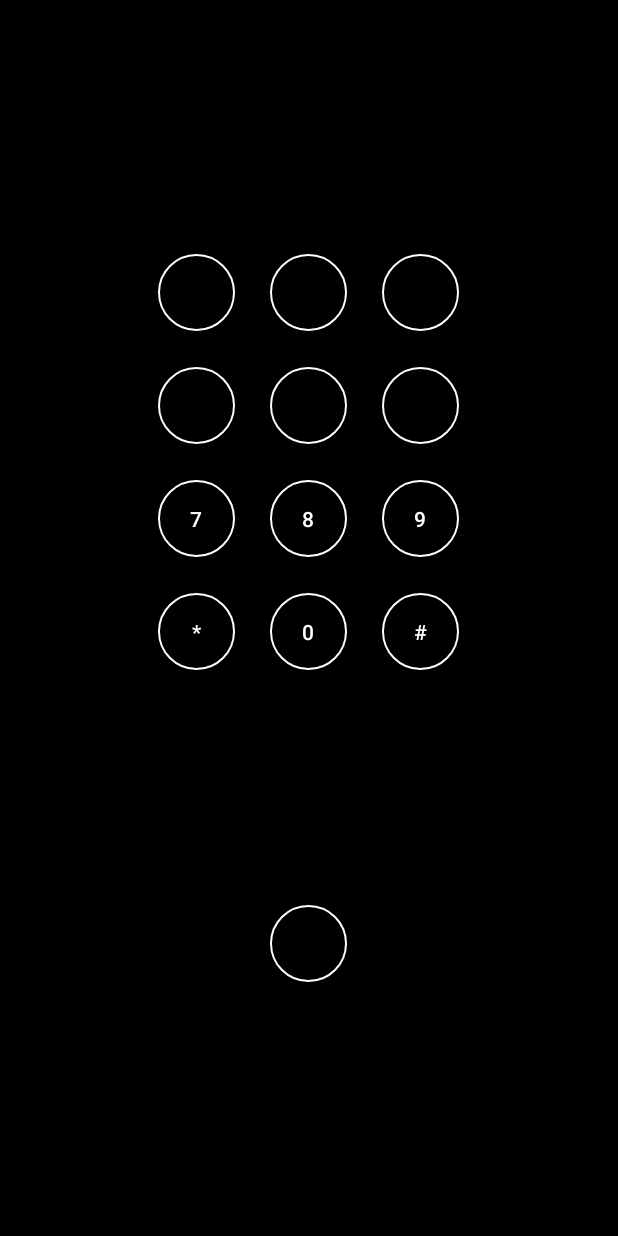
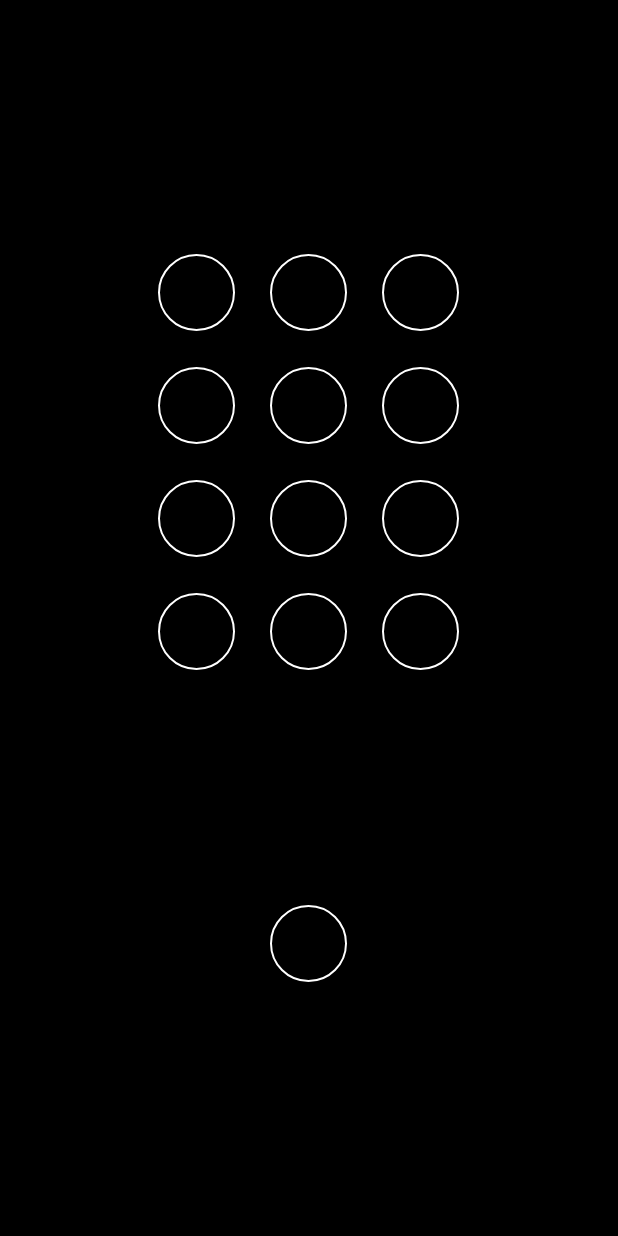
Before and after one commit to specialprojects-experiments/envelope, an Android app: the screen it shows after launch (MainActivity), on a phone screen of 412 x 824 dp. Run offline under Robolectric (Android 15) with nearby library versions, the phone set to English and light mode, and no system bars; our stand-ins replace Timber.

Commit message:
Working clock

```diff
--- /dev/null
+++ b/app/src/main/res/drawable/btn_clock_background.xml
@@ -0,0 +1,19 @@
+<?xml version="1.0" encoding="utf-8"?>
+<selector xmlns:android="http://schemas.android.com/apk/res/android"
+    android:exitFadeDuration="300">
+    <item android:state_selected="true">
+        <shape android:shape="oval">
+            <solid android:color="#FFF"/>
+        </shape>
+    </item>
+    <item android:state_pressed="true">
+        <shape android:shape="oval">
+            <solid android:color="#FFF"/>
+        </shape>
+    </item>
+    <item>
+        <shape android:shape="oval">
+            <stroke android:color="#FFF" android:width="1dp"/>
+        </shape>
+    </item>
+</selector>
--- /dev/null
+++ b/app/src/main/res/drawable/btn_clock_background_ready.xml
@@ -0,0 +1,19 @@
+<?xml version="1.0" encoding="utf-8"?>
+<selector xmlns:android="http://schemas.android.com/apk/res/android"
+    android:exitFadeDuration="300" >
+    <item android:state_selected="true">
+        <shape android:shape="oval">
+            <solid android:color="#FFF"/>
+        </shape>
+    </item>
+    <item android:state_pressed="true">
+        <shape android:shape="oval">
+            <solid android:color="#FFF"/>
+        </shape>
+    </item>
+    <item>
+        <shape android:shape="oval">
+            <stroke android:color="#00FFFFFF" android:width="1dp"/>
+        </shape>
+    </item>
+</selector>
--- /dev/null
+++ b/app/src/main/res/drawable/btn_dial_background_ready.xml
@@ -0,0 +1,14 @@
+<?xml version="1.0" encoding="utf-8"?>
+<selector xmlns:android="http://schemas.android.com/apk/res/android"
+    android:exitFadeDuration="300" >
+    <item android:state_pressed="true">
+        <shape android:shape="oval">
+            <solid android:color="#FFF"/>
+        </shape>
+    </item>
+    <item>
+        <shape android:shape="oval">
+            <stroke android:color="#00FFFFFF" android:width="1dp"/>
+        </shape>
+    </item>
+</selector>
--- a/app/src/main/res/layout/activity_main.xml
+++ b/app/src/main/res/layout/activity_main.xml
@@ -91,7 +91,7 @@
                 android:layout_width="@dimen/button_size"
                 android:layout_height="@dimen/button_size"
                 style="@style/DialButton"
-                android:text="7" />
+                android:text="" />
 
             <Button
                 android:id="@+id/eight"
@@ -99,7 +99,7 @@
                 android:layout_height="@dimen/button_size"
                 android:layout_marginStart="23dp"
                 style="@style/DialButton"
-                android:text="8" />
+                android:text="" />
 
             <Button
                 android:id="@+id/nine"
@@ -107,7 +107,7 @@
                 android:layout_height="@dimen/button_size"
                 android:layout_marginStart="23dp"
                 style="@style/DialButton"
-                android:text="9" />
+                android:text="" />
 
         </LinearLayout>
 
@@ -122,7 +122,7 @@
                 android:layout_width="@dimen/button_size"
                 android:layout_height="@dimen/button_size"
                 style="@style/DialButton"
-                android:text="*" />
+                android:text="" />
 
             <Button
                 android:id="@+id/zero"
@@ -130,7 +130,7 @@
                 android:layout_height="@dimen/button_size"
                 android:layout_marginStart="23dp"
                 style="@style/DialButton"
-                android:text="0" />
+                android:text="" />
 
             <Button
                 android:id="@+id/hash"
@@ -138,7 +138,7 @@
                 android:layout_height="@dimen/button_size"
                 android:layout_marginStart="23dp"
                 style="@style/DialButton"
-                android:text="#" />
+                android:text="" />
 
         </LinearLayout>
 
@@ -161,33 +161,4 @@
 
     </LinearLayout>
 
-    <!--
-
-    <Button
-        android:id="@+id/button"
-        android:layout_width="wrap_content"
-        android:layout_height="wrap_content"
-        android:text="Call" />
-
-    <TextView
-        android:id="@+id/textView"
-        android:layout_gravity="center"
-        android:layout_width="wrap_content"
-        android:layout_height="wrap_content"
-        android:text="Status" />
-
-    <Button
-        android:id="@+id/hangup"
-        android:layout_gravity="center_horizontal"
-        android:layout_width="wrap_content"
-        android:layout_height="wrap_content"
-        android:text="Hangup" />
-
-    <Button
-        android:id="@+id/accept"
-        android:layout_gravity="center_vertical"
-        android:layout_width="wrap_content"
-        android:layout_height="wrap_content"
-        android:text="Accept" /> -->
-
 </FrameLayout>
```
Also changed, not shown: app/src/main/java/com/specialprojects/experiments/envelopecall/MainActivity.kt (+67 -10 lines).
